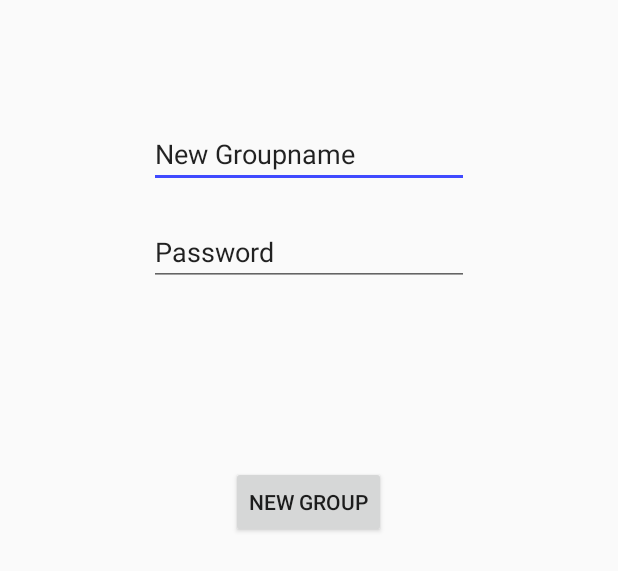
After one commit to erisee92/PhoneUnlockChecker, an Android app: the layout activity_creatgroup.xml on its own in the app's theme, with its tools: preview values and no code run, on a phone screen of 412 x 824 dp. The commit adds this screen. Shown: the top 571 px of the screen. Run offline under Robolectric (Android 15) with nearby library versions, the phone set to English and light mode, and no system bars.

Commit message:
begonnen Oberflächen zu erstellen

```diff
--- a/app/build.gradle
+++ b/app/build.gradle
@@ -23,4 +23,5 @@ dependencies {
     compile fileTree(dir: 'libs', include: ['*.jar'])
     testCompile 'junit:junit:4.12'
     compile 'com.android.support:appcompat-v7:23.1.0'
+    compile 'com.android.support:design:22.2.0'
 }
--- /dev/null
+++ b/app/src/main/res/layout/activity_creatgroup.xml
@@ -0,0 +1,35 @@
+<?xml version="1.0" encoding="utf-8"?>
+<RelativeLayout xmlns:android="http://schemas.android.com/apk/res/android"
+    android:layout_width="match_parent" android:layout_height="match_parent">
+
+    <EditText
+        android:layout_width="wrap_content"
+        android:layout_height="wrap_content"
+        android:inputType="textPersonName"
+        android:text="@string/newgroupname"
+        android:ems="10"
+        android:id="@+id/editText"
+        android:layout_alignParentTop="true"
+        android:layout_centerHorizontal="true"
+        android:layout_marginTop="80dp" />
+
+    <EditText
+        android:layout_width="wrap_content"
+        android:layout_height="wrap_content"
+        android:inputType="textPersonName"
+        android:text="@string/password"
+        android:ems="10"
+        android:id="@+id/editText2"
+        android:layout_marginTop="20dp"
+        android:layout_below="@+id/editText"
+        android:layout_alignStart="@+id/editText" />
+
+    <Button
+        android:layout_width="wrap_content"
+        android:layout_height="wrap_content"
+        android:text="@string/creat_description"
+        android:id="@+id/loginbutton"
+        android:layout_below="@+id/editText2"
+        android:layout_centerHorizontal="true"
+        android:layout_marginTop="120dp" />
+</RelativeLayout>
--- a/app/src/main/res/values/colors.xml
+++ b/app/src/main/res/values/colors.xml
@@ -2,5 +2,5 @@
 <resources>
     <color name="colorPrimary">#3F51B5</color>
     <color name="colorPrimaryDark">#303F9F</color>
-    <color name="colorAccent">#FF4081</color>
+    <color name="colorAccent">#404aff</color>
 </resources>
--- a/app/src/main/res/values/strings.xml
+++ b/app/src/main/res/values/strings.xml
@@ -1,3 +1,11 @@
 <resources>
-    <string name="app_name">Phone Unlock Checker</string>
+    <string name="app_name">Phone Checker</string>
+    <string name="join_description">Join Group</string>
+    <string name="creat_description">New Group</string>
+    <string name="username">Username</string>
+    <string name="name">Name</string>
+    <string name="login">Login</string>
+    <string name="groupname">Groupename</string>
+    <string name="password">Password</string>
+    <string name="newgroupname">New Groupname</string>
 </resources>
```
Also changed, not shown: app/src/main/AndroidManifest.xml (+11 -0 lines), app/src/main/java/com/talk2machines/phoneunlockchecker/CreatGroupActivity.java (added, +7 -0 lines), app/src/main/java/com/talk2machines/phoneunlockchecker/JoinActivity.java (added, +7 -0 lines), app/src/main/java/com/talk2machines/phoneunlockchecker/MainActivity.java (+7 -0 lines), app/src/main/res/layout/activity_join.xml (added, +55 -0 lines), app/src/main/res/layout/activity_main.xml (+7 -4 lines), app/src/main/res/layout/gruppefragment.xml (added, +24 -0 lines), app/src/main/res/layout/login_fragment.xml (added, +42 -0 lines), 1 other file.
